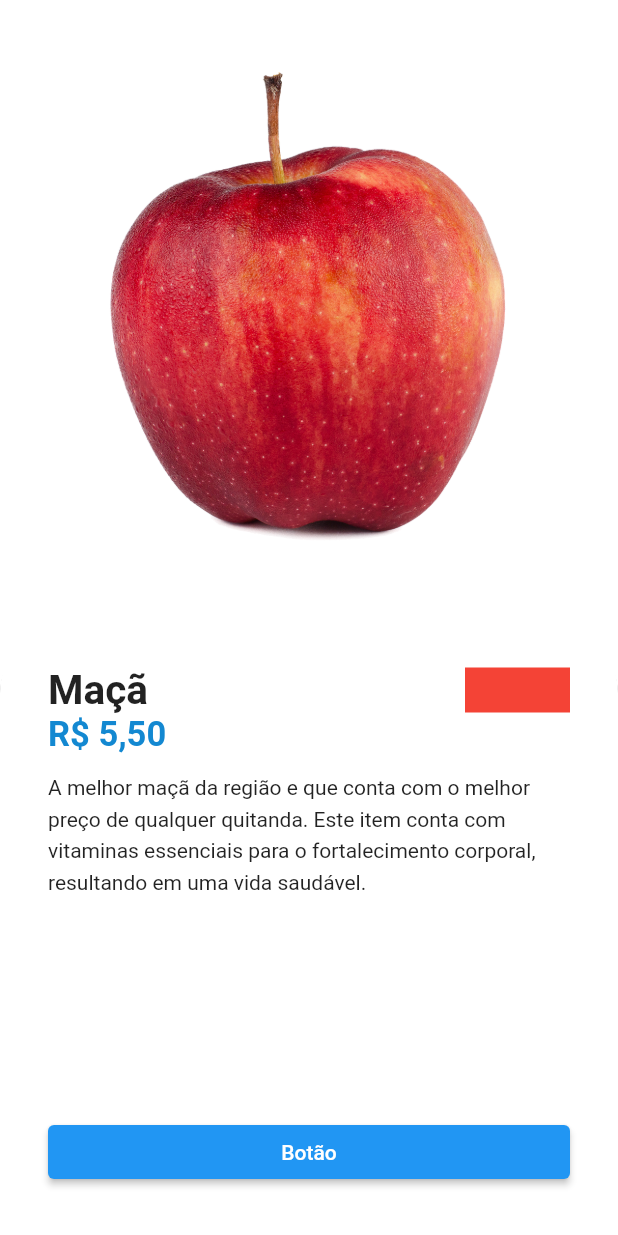
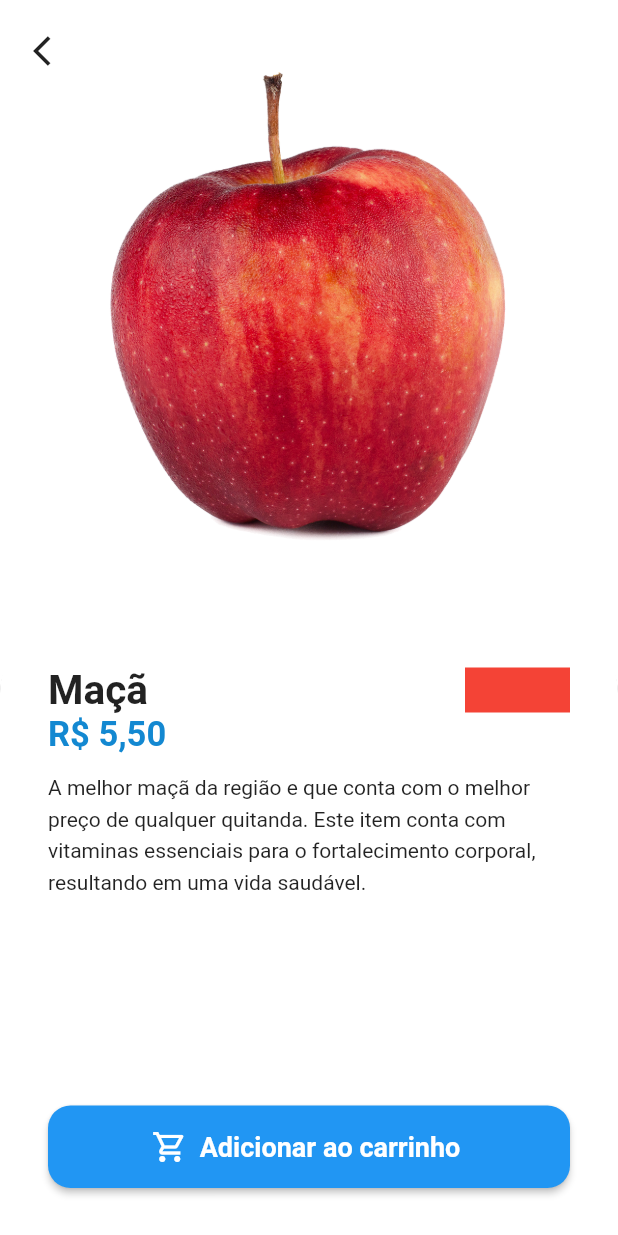
Before and after one commit to FelipeSantos92Dev/store-startto, a Flutter app: the screen it shows after launch, after a tap on "Entrar", after a tap on "Maçã", on a phone screen of 412 x 824 dp. Run offline on Flutter 3.47's test engine with Material 2 defaults, Android fonts, the phone set to English and light mode, and no system bars; our stand-ins replace animated_text_kit, badges, mask_text_input_formatter.

Commit message:
feat: arrow back product details icon button

```diff
--- a/lib/src/pages/product/product_screen.dart
+++ b/lib/src/pages/product/product_screen.dart
@@ -18,7 +18,10 @@ class ProductScreen extends StatelessWidget {
   Widget build(BuildContext context) {
     return Scaffold(
       backgroundColor: Colors.white.withAlpha(230),
-      body: Column(
+      body: Stack(
+        children: [
+          // Conteúdo
+          Column(
             children: [
               Expanded(
                 child: Image.asset(
@@ -89,10 +92,24 @@ class ProductScreen extends StatelessWidget {
                       ),
 
                       // Botão
-                  ElevatedButton(
+                      SizedBox(
+                        height: 55,
+                        child: ElevatedButton.icon(
+                          style: ElevatedButton.styleFrom(
+                            shape: RoundedRectangleBorder(
+                              borderRadius: BorderRadius.circular(15),
+                            ),
+                          ),
                           onPressed: () {},
-                    child: Text(
-                      'Botão',
+                          label: const Text(
+                            'Adicionar ao carrinho',
+                            style: TextStyle(
+                                fontSize: 18, fontWeight: FontWeight.bold),
+                          ),
+                          icon: const Icon(
+                            Icons.shopping_cart_outlined,
+                            color: Colors.white,
+                          ),
                         ),
                       )
                     ],
@@ -101,6 +118,21 @@ class ProductScreen extends StatelessWidget {
               )
             ],
           ),
+
+          Positioned(
+            left: 10,
+            top: 10,
+            child: SafeArea(
+              child: IconButton(
+                onPressed: () => Navigator.of(context).pop(),
+                icon: const Icon(
+                  Icons.arrow_back_ios,
+                ),
+              ),
+            ),
+          )
+        ],
+      ),
     );
   }
 }
```
Lines whose indentation alone changed are shown as unchanged.
